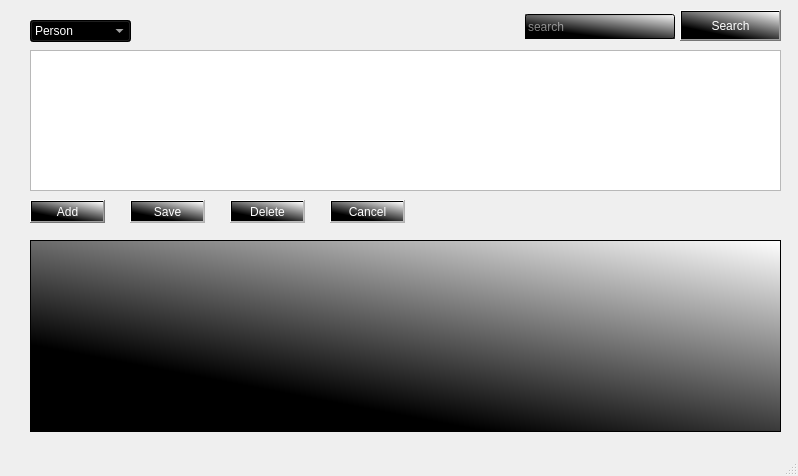
The window that gui.ui (annakrih/T113VLN1-3) describes before a commit, drawn with Qt 5.
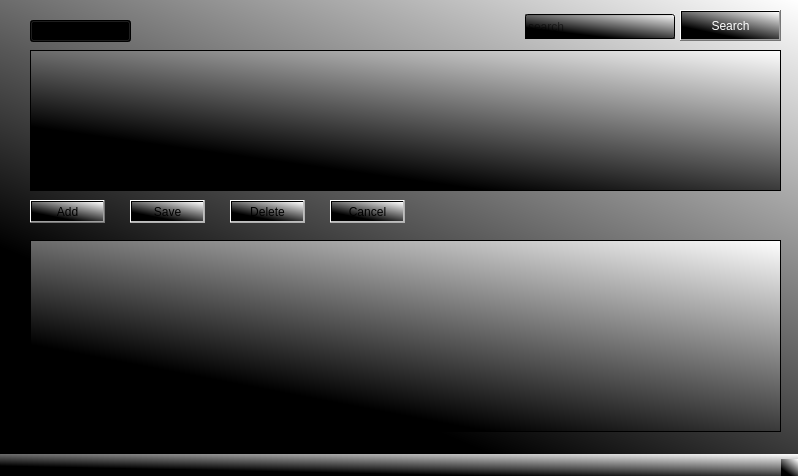
The same window after the commit.

What changed in the file:
```diff
--- a/gui.ui
+++ b/gui.ui
@@ -13,6 +13,9 @@
   <property name="windowTitle">
    <string>MainWindow</string>
   </property>
+  <property name="styleSheet">
+   <string notr="true">background-color: qlineargradient(spread:pad, x1:0.383759, y1:0.83, x2:1, y2:0, stop:0 rgba(0, 0, 0, 255), stop:1 rgba(255, 255, 255, 255));</string>
+  </property>
   <widget class="QWidget" name="centralwidget">
    <widget class="QTableView" name="tableView">
     <property name="geometry">
@@ -54,8 +57,8 @@
      </rect>
     </property>
     <property name="styleSheet">
-     <string notr="true">background-color: qlineargradient(spread:pad, x1:0.383759, y1:0.83, x2:1, y2:0, stop:0 rgba(0, 0, 0, 255), stop:1 rgba(255, 255, 255, 255));
-color: rgb(255, 255, 255);</string>
+     <string notr="true">background-color: qconicalgradient(cx:1, cy:0, angle:0, stop:0 rgba(35, 40, 3, 255), stop:0.16 rgba(136, 106, 22, 255), stop:0.225 rgba(166, 140, 41, 255), stop:0.285 rgba(204, 181, 74, 255), stop:0.345 rgba(235, 219, 102, 255), stop:0.415 rgba(245, 236, 112, 255), stop:0.52 rgba(209, 190, 76, 255), stop:0.57 rgba(187, 156, 51, 255), stop:0.635 rgba(168, 142, 42, 255), stop:0.695 rgba(202, 174, 68, 255), stop:0.75 rgba(218, 202, 86, 255), stop:0.815 rgba(208, 187, 73, 255), stop:0.88 rgba(187, 156, 51, 255), stop:0.935 rgba(137, 108, 26, 255), stop:1 rgba(35, 40, 3, 255));
+color: rgb(0, 0, 0);</string>
     </property>
     <property name="text">
      <string>Add</string>
@@ -74,8 +77,8 @@
      </rect>
     </property>
     <property name="styleSheet">
-     <string notr="true">background-color: qlineargradient(spread:pad, x1:0.383759, y1:0.83, x2:1, y2:0, stop:0 rgba(0, 0, 0, 255), stop:1 rgba(255, 255, 255, 255));
-color: rgb(255, 255, 255);</string>
+     <string notr="true">background-color: qconicalgradient(cx:1, cy:0, angle:0, stop:0 rgba(35, 40, 3, 255), stop:0.16 rgba(136, 106, 22, 255), stop:0.225 rgba(166, 140, 41, 255), stop:0.285 rgba(204, 181, 74, 255), stop:0.345 rgba(235, 219, 102, 255), stop:0.415 rgba(245, 236, 112, 255), stop:0.52 rgba(209, 190, 76, 255), stop:0.57 rgba(187, 156, 51, 255), stop:0.635 rgba(168, 142, 42, 255), stop:0.695 rgba(202, 174, 68, 255), stop:0.75 rgba(218, 202, 86, 255), stop:0.815 rgba(208, 187, 73, 255), stop:0.88 rgba(187, 156, 51, 255), stop:0.935 rgba(137, 108, 26, 255), stop:1 rgba(35, 40, 3, 255));
+color: rgb(0, 0, 0);</string>
     </property>
     <property name="text">
      <string>Save</string>
@@ -94,8 +97,8 @@
      </rect>
     </property>
     <property name="styleSheet">
-     <string notr="true">background-color: qlineargradient(spread:pad, x1:0.383759, y1:0.83, x2:1, y2:0, stop:0 rgba(0, 0, 0, 255), stop:1 rgba(255, 255, 255, 255));
-color: rgb(255, 255, 255);</string>
+     <string notr="true">background-color: qconicalgradient(cx:1, cy:0, angle:0, stop:0 rgba(35, 40, 3, 255), stop:0.16 rgba(136, 106, 22, 255), stop:0.225 rgba(166, 140, 41, 255), stop:0.285 rgba(204, 181, 74, 255), stop:0.345 rgba(235, 219, 102, 255), stop:0.415 rgba(245, 236, 112, 255), stop:0.52 rgba(209, 190, 76, 255), stop:0.57 rgba(187, 156, 51, 255), stop:0.635 rgba(168, 142, 42, 255), stop:0.695 rgba(202, 174, 68, 255), stop:0.75 rgba(218, 202, 86, 255), stop:0.815 rgba(208, 187, 73, 255), stop:0.88 rgba(187, 156, 51, 255), stop:0.935 rgba(137, 108, 26, 255), stop:1 rgba(35, 40, 3, 255));
+color: rgb(0, 0, 0);</string>
     </property>
     <property name="text">
      <string>Delete</string>
@@ -114,8 +117,8 @@
      </rect>
     </property>
     <property name="styleSheet">
-     <string notr="true">background-color: qlineargradient(spread:pad, x1:0.383759, y1:0.83, x2:1, y2:0, stop:0 rgba(0, 0, 0, 255), stop:1 rgba(255, 255, 255, 255));
-color: rgb(255, 255, 255);</string>
+     <string notr="true">background-color: qconicalgradient(cx:1, cy:0, angle:0, stop:0 rgba(35, 40, 3, 255), stop:0.16 rgba(136, 106, 22, 255), stop:0.225 rgba(166, 140, 41, 255), stop:0.285 rgba(204, 181, 74, 255), stop:0.345 rgba(235, 219, 102, 255), stop:0.415 rgba(245, 236, 112, 255), stop:0.52 rgba(209, 190, 76, 255), stop:0.57 rgba(187, 156, 51, 255), stop:0.635 rgba(168, 142, 42, 255), stop:0.695 rgba(202, 174, 68, 255), stop:0.75 rgba(218, 202, 86, 255), stop:0.815 rgba(208, 187, 73, 255), stop:0.88 rgba(187, 156, 51, 255), stop:0.935 rgba(137, 108, 26, 255), stop:1 rgba(35, 40, 3, 255));
+color: rgb(0, 0, 0);</string>
     </property>
     <property name="text">
      <string>Cancel</string>
@@ -131,8 +134,8 @@
      </rect>
     </property>
     <property name="styleSheet">
-     <string notr="true">background-color: qlineargradient(spread:pad, x1:0.383759, y1:0.83, x2:1, y2:0, stop:0 rgba(0, 0, 0, 255), stop:1 rgba(255, 255, 255, 255));
-color: rgb(255, 255, 255);</string>
+     <string notr="true">background-color: qconicalgradient(cx:1, cy:0, angle:0, stop:0 rgba(35, 40, 3, 255), stop:0.16 rgba(136, 106, 22, 255), stop:0.225 rgba(166, 140, 41, 255), stop:0.285 rgba(204, 181, 74, 255), stop:0.345 rgba(235, 219, 102, 255), stop:0.415 rgba(245, 236, 112, 255), stop:0.52 rgba(209, 190, 76, 255), stop:0.57 rgba(187, 156, 51, 255), stop:0.635 rgba(168, 142, 42, 255), stop:0.695 rgba(202, 174, 68, 255), stop:0.75 rgba(218, 202, 86, 255), stop:0.815 rgba(208, 187, 73, 255), stop:0.88 rgba(187, 156, 51, 255), stop:0.935 rgba(137, 108, 26, 255), stop:1 rgba(35, 40, 3, 255));
+color: rgb(0, 0, 0);</string>
     </property>
     <item>
      <property name="text">
@@ -172,8 +175,9 @@
      </rect>
     </property>
     <property name="styleSheet">
-     <string notr="true">color: rgb(255, 255, 255);
-background-color: qlineargradient(spread:pad, x1:0.383759, y1:0.83, x2:1, y2:0, stop:0 rgba(0, 0, 0, 255), stop:1 rgba(255, 255, 255, 255));</string>
+     <string notr="true">background-color: qconicalgradient(cx:1, cy:0, angle:0, stop:0 rgba(35, 40, 3, 255), stop:0.16 rgba(136, 106, 22, 255), stop:0.225 rgba(166, 140, 41, 255), stop:0.285 rgba(204, 181, 74, 255), stop:0.345 rgba(235, 219, 102, 255), stop:0.415 rgba(245, 236, 112, 255), stop:0.52 rgba(209, 190, 76, 255), stop:0.57 rgba(187, 156, 51, 255), stop:0.635 rgba(168, 142, 42, 255), stop:0.695 rgba(202, 174, 68, 255), stop:0.75 rgba(218, 202, 86, 255), stop:0.815 rgba(208, 187, 73, 255), stop:0.88 rgba(187, 156, 51, 255), stop:0.935 rgba(137, 108, 26, 255), stop:1 rgba(35, 40, 3, 255));
+color: rgb(0, 0, 0);
+</string>
     </property>
     <property name="placeholderText">
      <string>search</string>
```
Left out of the diff: 11 changed lines with no effect on the pictures.
